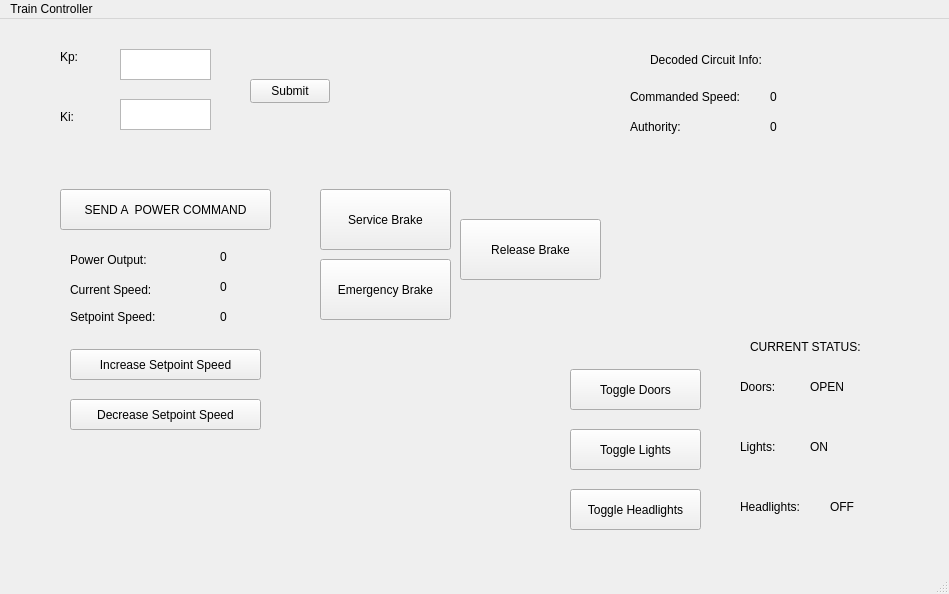
This is SWTrainController/SWTrainController.ui in marmysl/ece1140 as Qt 5 draws it before an edit. The edited form follows.
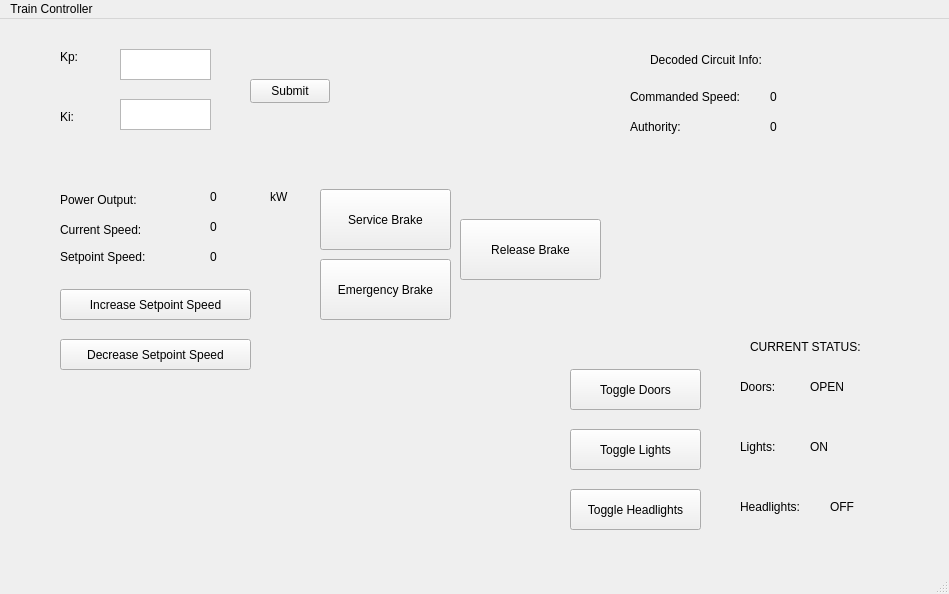
This is the edited form.

What changed in the file:
```diff
--- a/SWTrainController/SWTrainController.ui
+++ b/SWTrainController/SWTrainController.ui
@@ -73,19 +73,6 @@
      <string>Submit</string>
     </property>
    </widget>
-   <widget class="QPushButton" name="sendPowerButton">
-    <property name="geometry">
-     <rect>
-      <x>60</x>
-      <y>170</y>
-      <width>211</width>
-      <height>41</height>
-     </rect>
-    </property>
-    <property name="text">
-     <string>SEND A  POWER COMMAND</string>
-    </property>
-   </widget>
    <widget class="QLabel" name="circuitInfo">
     <property name="geometry">
      <rect>
@@ -102,8 +89,8 @@
    <widget class="QLabel" name="currspeed">
     <property name="geometry">
      <rect>
-      <x>70</x>
-      <y>260</y>
+      <x>60</x>
+      <y>200</y>
       <width>121</width>
       <height>21</height>
      </rect>
@@ -128,8 +115,8 @@
    <widget class="QLabel" name="currspeed_">
     <property name="geometry">
      <rect>
-      <x>220</x>
-      <y>260</y>
+      <x>210</x>
+      <y>200</y>
       <width>58</width>
       <height>16</height>
      </rect>
@@ -206,8 +193,8 @@
    <widget class="QLabel" name="powerOutput_">
     <property name="geometry">
      <rect>
-      <x>220</x>
-      <y>230</y>
+      <x>210</x>
+      <y>170</y>
       <width>58</width>
       <height>16</height>
      </rect>
@@ -219,8 +206,8 @@
    <widget class="QLabel" name="powerOutput">
     <property name="geometry">
      <rect>
-      <x>70</x>
-      <y>230</y>
+      <x>60</x>
+      <y>170</y>
       <width>121</width>
       <height>21</height>
      </rect>
@@ -258,8 +245,8 @@
    <widget class="QLabel" name="setpointSpeed">
     <property name="geometry">
      <rect>
-      <x>70</x>
-      <y>290</y>
+      <x>60</x>
+      <y>230</y>
       <width>101</width>
       <height>16</height>
      </rect>
@@ -271,8 +258,8 @@
    <widget class="QLabel" name="setpointSpeed_">
     <property name="geometry">
      <rect>
-      <x>220</x>
-      <y>290</y>
+      <x>210</x>
+      <y>230</y>
       <width>58</width>
       <height>16</height>
      </rect>
@@ -284,8 +271,8 @@
    <widget class="QPushButton" name="inc_setspeed">
     <property name="geometry">
      <rect>
-      <x>70</x>
-      <y>330</y>
+      <x>60</x>
+      <y>270</y>
       <width>191</width>
       <height>31</height>
      </rect>
@@ -297,8 +284,8 @@
    <widget class="QPushButton" name="dec_setspeed">
     <property name="geometry">
      <rect>
-      <x>70</x>
-      <y>380</y>
+      <x>60</x>
+      <y>320</y>
       <width>191</width>
       <height>31</height>
      </rect>
@@ -456,6 +443,19 @@
      <bool>false</bool>
     </property>
    </widget>
+   <widget class="QLabel" name="kW">
+    <property name="geometry">
+     <rect>
+      <x>270</x>
+      <y>170</y>
+      <width>31</width>
+      <height>16</height>
+     </rect>
+    </property>
+    <property name="text">
+     <string>kW</string>
+    </property>
+   </widget>
   </widget>
   <widget class="QMenuBar" name="menubar">
    <property name="geometry">
```
